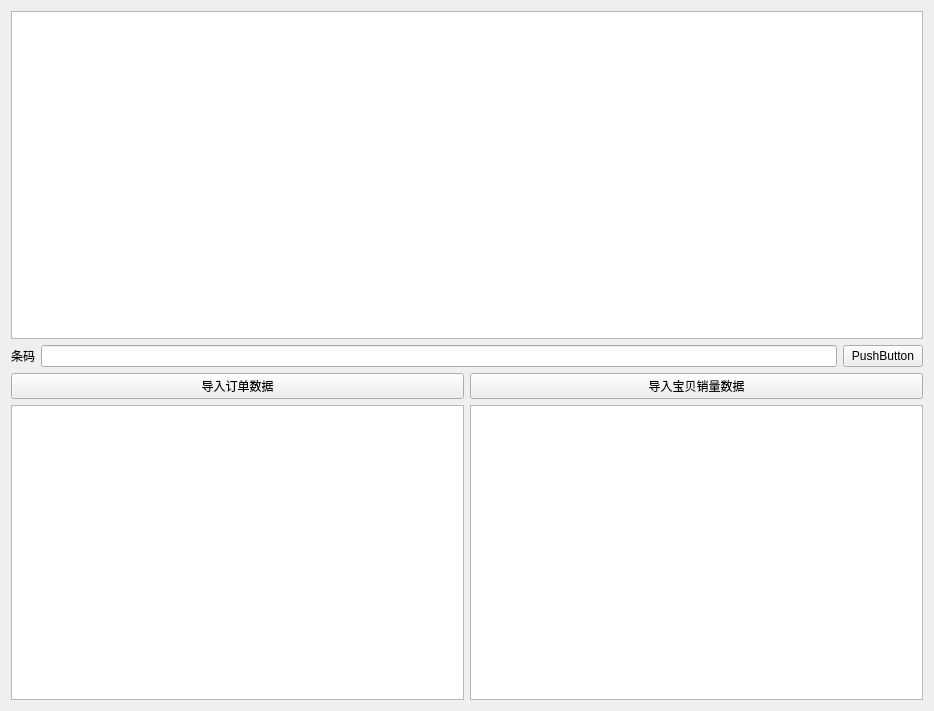
The window that main.ui (crazysjf/baodanbao) describes before a commit, drawn with Qt 5.
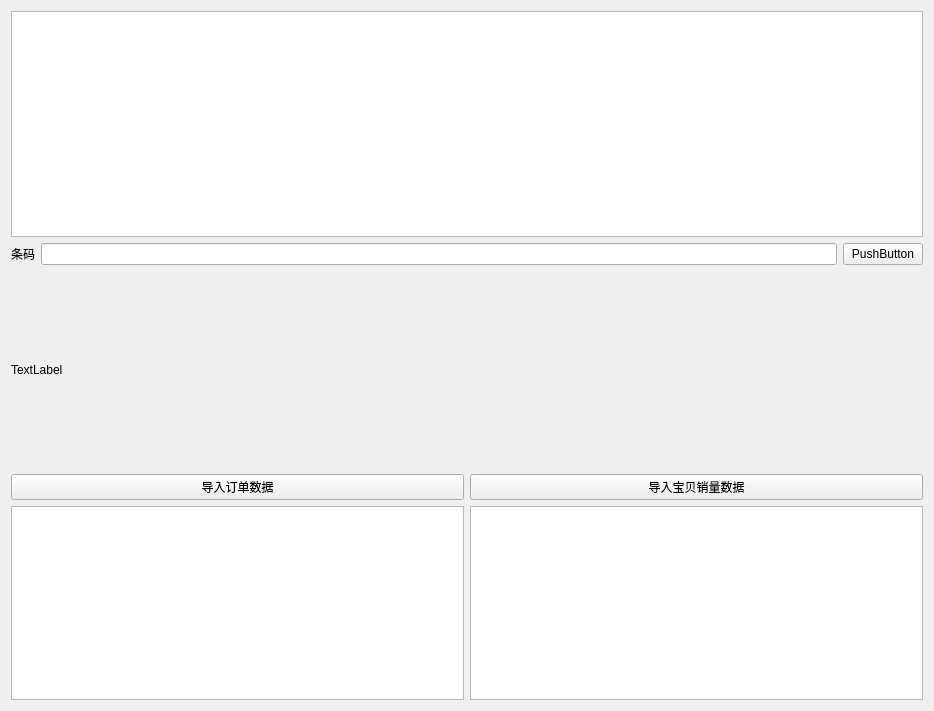
The same window after the commit.

Commit message: 当前订单信息显示在界面上“

The edit to the form file:
```diff
--- a/main.ui
+++ b/main.ui
@@ -18,6 +18,8 @@
     <widget class="QTableWidget" name="tableWidget"/>
    </item>
    <item>
+    <layout class="QVBoxLayout" name="verticalLayout_4">
+     <item>
     <layout class="QHBoxLayout" name="horizontalLayout">
      <item>
       <widget class="QLabel" name="label">
@@ -33,6 +35,21 @@
       <widget class="QPushButton" name="pushButton_3">
        <property name="text">
         <string>PushButton</string>
+         </property>
+        </widget>
+       </item>
+      </layout>
+     </item>
+     <item>
+      <widget class="QLabel" name="orderDetailLabel">
+       <property name="sizePolicy">
+        <sizepolicy hsizetype="Preferred" vsizetype="Expanding">
+         <horstretch>0</horstretch>
+         <verstretch>0</verstretch>
+        </sizepolicy>
+       </property>
+       <property name="text">
+        <string>TextLabel</string>
        </property>
       </widget>
      </item>
```
Lines whose indentation alone changed are shown as unchanged. The commit also changes 3 other files.
